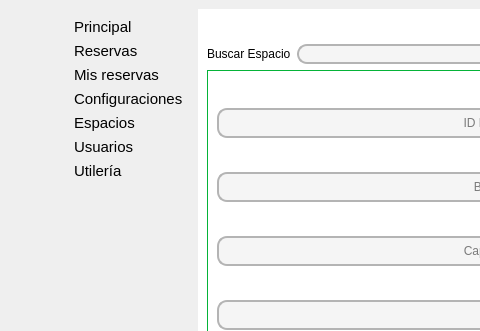
Above: frontend/vistas/espacios/espacios.ui from Johnatanvq/pooAPP before the change; both pictures show x 0 to 480 and y 0 to 331 of the 1000 by 590 pixel window. Below: the same form after it.
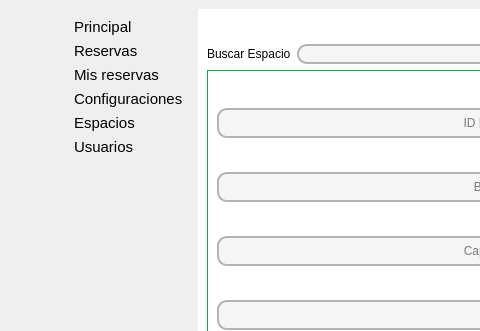
That is the form after the change. Icons and pictures are not drawn.

Commit message: clase Utilería eliminada, ajuste de vistas menu principal: botón utilería removido

Patch:
```diff
--- a/frontend/vistas/espacios/espacios.ui
+++ b/frontend/vistas/espacios/espacios.ui
@@ -940,79 +940,6 @@
          </property>
         </widget>
        </item>
-       <item>
-        <widget class="QPushButton" name="bt_utilera_mm">
-         <property name="font">
-          <font>
-           <pointsize>11</pointsize>
-          </font>
-         </property>
-         <property name="styleSheet">
-          <string notr="true">QPushButton{
-	border-top-left-radius: 0 px;
-	border-bottom-left-radius: 30px;
-	border-top-right-radius: 30px;
-	border-bottom-right-radius: 0px
-}
-QPushButton {
-    background-color: qlineargradient(spread:reflect, x1:0, y1:0.532273, x2:1, y2:0.5, 
-                                       stop:0.362832 rgba(0,128,0,255), /* Verde oscuro */
-                                       stop:0.369469 rgba(0,128,0,255), 
-                                       stop:1 rgba(0,255,0,255)); /* Verde claro */
-    
-    padding-left: 0px; /* Espacio a la izquierda para simular alineación */
-    border: none; /* Sin borde, opcional */
-    text-align: left; /* Aunque esto no tendrá efecto en QPushButton, lo incluimos para claridad */
-}
-
-QPushButton:hover{
-	border-top-left-radius: 0 px;
-	border-bottom-left-radius: 30px;
-	border-top-right-radius: 30px;
-	border-bottom-right-radius: 0px
-}
-
-
-QPushButton {
-    border-radius: 18px;
-    background-color: qlineargradient(spread:reflect, x1:0, y1:0.532273, x2:1, y2:0.5, 
-                                      stop:0.362832 rgba(0,128,0,255), /* Verde oscuro */
-                                      stop:0.369469 rgba(0,128,0,255), 
-                                      stop:1 rgba(0,255,0,255)); /* Verde claro */
-}
-
-QPushButton:hover {
-    background-color: qlineargradient(spread:reflect, x1:0, y1:0.562273, x2:0.949, y2:0.545455, 
-                                      stop:0 rgb(255,255,255), /* Cian oscuro */
-                                      stop:1 rgb(255,255,255)); /* Cian claro */
-}
-
-QLabel {
-    color: rgb(225, 225, 224);
-    font: 12pt &quot;Arial&quot;;
-}</string>
-         </property>
-         <property name="text">
-          <string>Utilería</string>
-         </property>
-         <property name="icon">
-          <iconset resource="../../imagenes/resources.qrc">
-           <normaloff>:/newPrefix/shopping-bag.svg</normaloff>:/newPrefix/shopping-bag.svg</iconset>
-         </property>
-         <property name="iconSize">
-          <size>
-           <width>40</width>
-           <height>40</height>
-          </size>
-         </property>
-         <property name="checkable">
-          <bool>true</bool>
-         </property>
-         <property name="autoExclusive">
-          <bool>true</bool>
-         </property>
-        </widget>
-       </item>
        <item>
         <spacer name="verticalSpacer_2">
          <property name="orientation">
```
Left out of the diff: 59 changed lines with no effect on the pictures. The commit also changes 11 other files.
